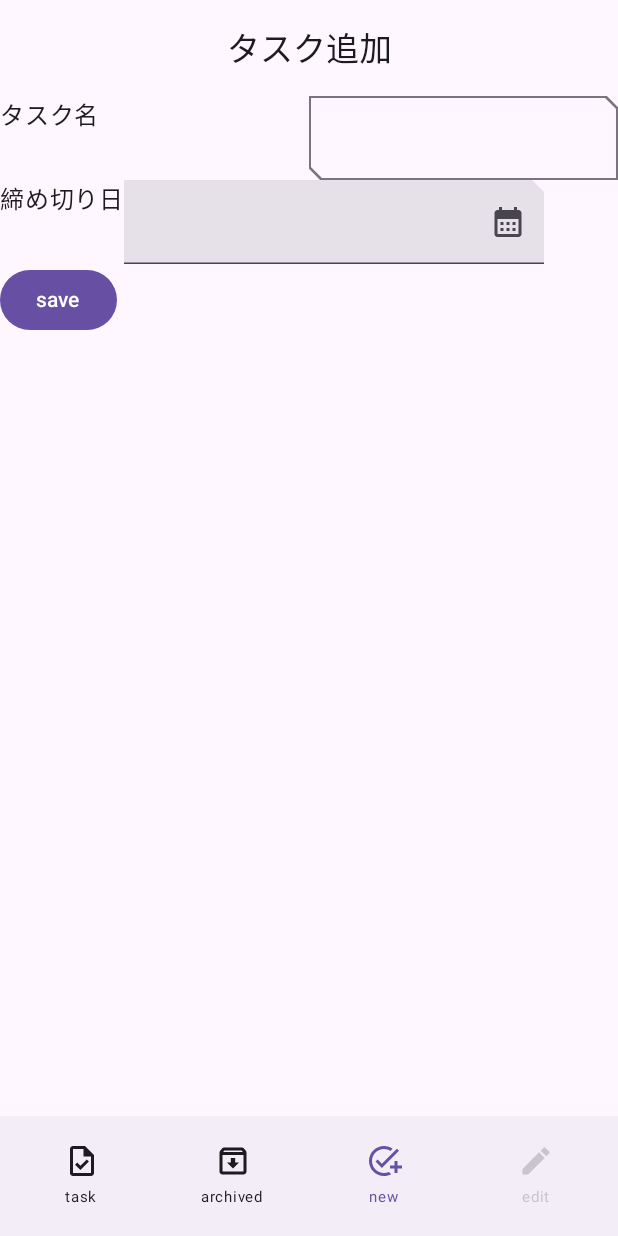
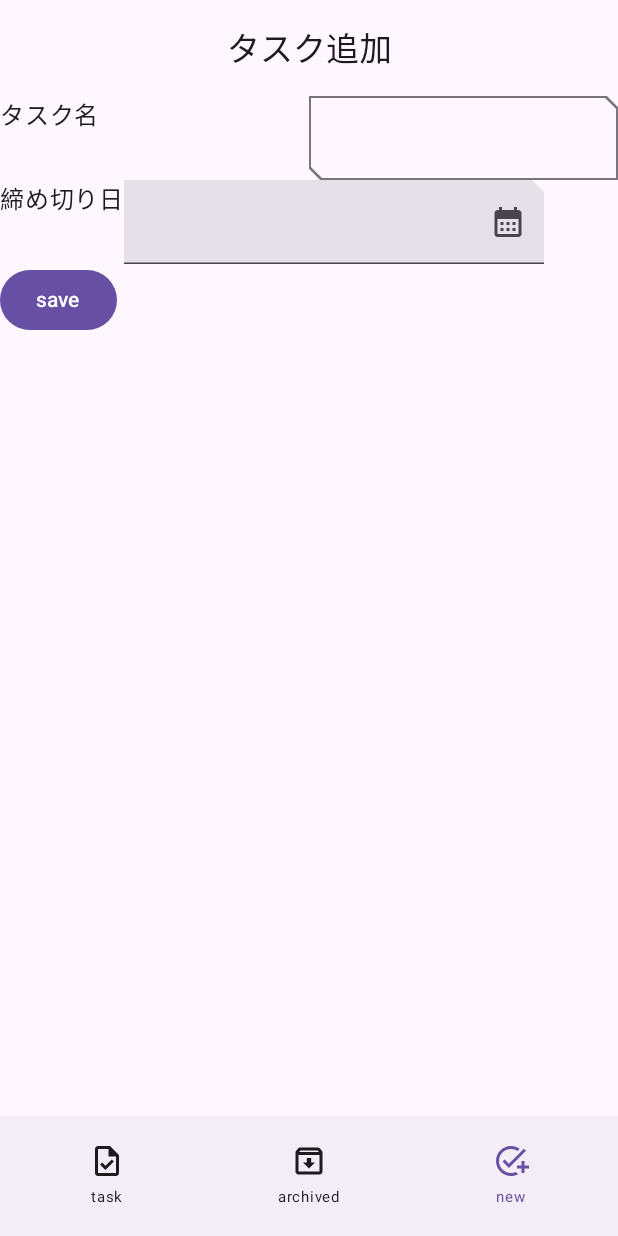
Before and after one commit to Kei-no-suke/android-compose-todo-application, an Android app built with Jetpack Compose: the screen it shows after launch (MainActivity), after a tap on "new", on a phone screen of 412 x 824 dp. Run offline under Robolectric (Android 15) with nearby library versions, the light colour scheme and no system bars; our stand-ins replace Room's generated code.

Commit message:
機能面を完成させた。

```diff
--- a/app/src/main/java/com/example/todoapplication/data/DisplayTaskType.kt
+++ b/app/src/main/java/com/example/todoapplication/data/DisplayTaskType.kt
@@ -1,5 +1,5 @@
 package com.example.todoapplication.data
 
 enum class DisplayTaskType {
-    Archive, Unarchived, Add, Edit
+    Archive, Unarchived, Add
 }
--- a/app/src/main/java/com/example/todoapplication/ui/AppViewModelProvider.kt
+++ b/app/src/main/java/com/example/todoapplication/ui/AppViewModelProvider.kt
@@ -7,7 +7,6 @@ import androidx.lifecycle.viewmodel.initializer
 import androidx.lifecycle.viewmodel.viewModelFactory
 import com.example.todoapplication.TodoApplication
 import com.example.todoapplication.ui.screens.home.TodoHomeViewModel
-import com.example.todoapplication.ui.screens.task.TaskDetailViewModel
 import com.example.todoapplication.ui.screens.task.TaskEditViewModel
 
 object AppViewModelProvider {
@@ -15,14 +14,6 @@ object AppViewModelProvider {
         // TodoHomeViewModelの初期化
         initializer {
             TodoHomeViewModel(todoApplication().container.tasksRepository)
-        }
-
-        // TaskDetailViewModelの初期化
-        initializer {
-            TaskDetailViewModel(
-                this.createSavedStateHandle(),
-                todoApplication().container.tasksRepository
-            )
         }
 
         // TaskEditViewModelの初期化
--- a/app/src/main/java/com/example/todoapplication/ui/navigation/TodoNavHost.kt
+++ b/app/src/main/java/com/example/todoapplication/ui/navigation/TodoNavHost.kt
@@ -10,8 +10,6 @@ import androidx.navigation.compose.composable
 import androidx.navigation.navArgument
 import com.example.todoapplication.ui.screens.home.HomeDestination
 import com.example.todoapplication.ui.screens.home.TodoHomeScreen
-import com.example.todoapplication.ui.screens.task.TaskDetailDestination
-import com.example.todoapplication.ui.screens.task.TaskDetailScreen
 import com.example.todoapplication.ui.screens.task.TaskEditDestination
 import com.example.todoapplication.ui.screens.task.TaskEditScreen
 
@@ -26,25 +24,7 @@ fun TodoNavHost(
     ){
         composable(route = HomeDestination.route){
             TodoHomeScreen(
-                navigateToTaskEntry = {},
-                navigateToDetailScreen = {
-                    Log.d("NavHost", it.toString())
-                    navController.navigate("${TaskDetailDestination.route}/${it}")
-                }
-            )
-        }
-
-        composable(
-            route = TaskDetailDestination.routeWithArgs,
-            arguments = listOf(navArgument(TaskDetailDestination.taskIdArg){
-                type = NavType.IntType
-            })
-        ){
-            TaskDetailScreen(
-                navigateToEditItem = {
-                    navController.navigate("${TaskEditDestination.route}/${it}")
-                },
-                navigateBack = { navController.popBackStack() }
+                navigateToEditScreen = { navController.navigate("${TaskEditDestination.route}/${it}") }
             )
         }
 
--- a/app/src/main/java/com/example/todoapplication/ui/screens/home/ArchivedTaskScreen.kt
+++ b/app/src/main/java/com/example/todoapplication/ui/screens/home/ArchivedTaskScreen.kt
@@ -20,7 +20,8 @@ fun ArchivedTaskScreen(
     uiState: State<List<HomeUiState>>,
     updateDisplayTaskState: (DisplayTaskType) -> Unit,
     displayTaskState: State<DisplayTaskState>,
-    onArchiveButtonClick: (Int) -> Unit
+    onArchiveButtonClick: (Int) -> Unit,
+    onDeleteButtonClick: (Int) -> Unit
 ){
     Scaffold(
         topBar = {
@@ -45,7 +46,8 @@ fun ArchivedTaskScreen(
             ArchivedTaskCardList(
                 modifier = Modifier.padding(innerPadding),
                 homeUiStateList = uiState.value,
-                onArchiveButtonClick = { onArchiveButtonClick(it) }
+                onArchiveButtonClick = { onArchiveButtonClick(it) },
+                onDeleteButtonClick = { onDeleteButtonClick(it) }
             )
         }
 
--- a/app/src/main/java/com/example/todoapplication/ui/screens/home/TodoHomeScreen.kt
+++ b/app/src/main/java/com/example/todoapplication/ui/screens/home/TodoHomeScreen.kt
@@ -37,8 +37,7 @@ object HomeDestination : NavigationDestination {
 @OptIn(ExperimentalMaterial3Api::class)
 @Composable
 fun TodoHomeScreen(
-    navigateToTaskEntry: () -> Unit,
-    navigateToDetailScreen: (Int) -> Unit,
+    navigateToEditScreen: (Int) -> Unit,
     viewModel: TodoHomeViewModel = viewModel(factory = AppViewModelProvider.Factory)
 ){
     val unarchiveUiState = viewModel.unarchiveUiState.collectAsState()
@@ -56,6 +55,10 @@ fun TodoHomeScreen(
                     viewModel.updateIsCompleted(flag, id) },
                 onArchiveButtonClick = { id ->
                     viewModel.updateUnarchiveIsArchived(id)
+                },
+                navigateToEditScreen = { id, progress ->
+                    navigateToEditScreen(id)
+                    viewModel.updateProgress(progress = progress, id = id)
                 }
             )
         }
@@ -84,7 +87,8 @@ fun TodoHomeScreen(
                 uiState = archiveUiState,
                 displayTaskState = displayTaskState,
                 updateDisplayTaskState = { viewModel.updateDisplayTaskState(it) },
-                onArchiveButtonClick = { viewModel.updateArchiveIsArchived(it) }
+                onArchiveButtonClick = { viewModel.updateArchiveIsArchived(it) },
+                onDeleteButtonClick = { viewModel.deleteArchiveTask(it) }
             )
         }
         else -> {
@@ -96,6 +100,10 @@ fun TodoHomeScreen(
                     viewModel.updateIsCompleted(flag, id) },
                 onArchiveButtonClick = { id ->
                     viewModel.updateUnarchiveIsArchived(id)
+                },
+                navigateToEditScreen = { id, progress ->
+                    navigateToEditScreen(id)
+                    viewModel.updateProgress(progress = progress, id = id)
                 }
             )
         }
@@ -160,31 +168,21 @@ fun TodoBottomAppBar(
     var isArchived: Boolean
     var isUnarchived: Boolean
     var isAdd: Boolean
-    var isEdit: Boolean
     when(displayTaskState){
         DisplayTaskType.Archive -> {
             isArchived = true
             isUnarchived = false
             isAdd = false
-            isEdit = false
         }
         DisplayTaskType.Add -> {
             isArchived = false
             isUnarchived = false
             isAdd = true
-            isEdit = false
-        }
-        DisplayTaskType.Edit -> {
-            isArchived = false
-            isUnarchived = false
-            isAdd = false
-            isEdit = true
         }
         else -> {
             isArchived = false
             isUnarchived = true
             isAdd = false
-            isEdit = false
         }
     }
     val activeColor = MaterialTheme.colorScheme.primary
@@ -193,7 +191,6 @@ fun TodoBottomAppBar(
 
     val unarchivedColor = if(isUnarchived){ activeColor }else{ nonActiveColor }
     val archiveColor = if(isArchived){ activeColor }else{ nonActiveColor }
-    val editColor = if(isEdit){ activeColor }else{ unableColor }
     val addColor = if(isAdd){ activeColor }else{ nonActiveColor }
     BottomAppBar(
 
@@ -255,23 +252,6 @@ fun TodoBottomAppBar(
                 color = addColor
             )
         }
-        Column(
-            horizontalAlignment = Alignment.CenterHorizontally,
-            modifier = Modifier
-                .clickable(enabled = false) {}
-                .weight(1f)
-        ){
-            Icon(
-                painter = painterResource(id = R.drawable.baseline_edit_24),
-                contentDescription = null,
-                tint = editColor
-            )
-            Text(
-                text = stringResource(id = R.string.edit_button_text),
-                fontSize = 10.sp,
-                color = editColor
-            )
-        }
     }
 }
 
--- a/app/src/main/java/com/example/todoapplication/ui/screens/home/UnarchivedTaskScreen.kt
+++ b/app/src/main/java/com/example/todoapplication/ui/screens/home/UnarchivedTaskScreen.kt
@@ -21,7 +21,8 @@ fun UnarchivedTaskScreen(
     updateDisplayTaskState: (DisplayTaskType) -> Unit,
     displayTaskState: State<DisplayTaskState>,
     onClickCheckbox: (Boolean, Int) -> Unit,
-    onArchiveButtonClick: (Int) -> Unit
+    onArchiveButtonClick: (Int) -> Unit,
+    navigateToEditScreen: (Int, Int) -> Unit
 ){
     val coroutineScope = rememberCoroutineScope()
     Scaffold(
@@ -48,7 +49,8 @@ fun UnarchivedTaskScreen(
                 modifier = Modifier.padding(innerPadding),
                 homeUiStateList = uiState.value,
                 onClickCheckbox = { flag, id -> onClickCheckbox(flag, id) },
-                onArchiveButtonClick = { id -> onArchiveButtonClick(id) }
+                onArchiveButtonClick = { id -> onArchiveButtonClick(id) },
+                navigateToEditScreen = { id, progress -> navigateToEditScreen(id, progress) }
             )
         }
 
```
Also changed, not shown: app/src/main/java/com/example/todoapplication/ui/screens/home/FormElement.kt (+16 -7 lines), app/src/main/java/com/example/todoapplication/ui/screens/home/TodoHomeViewModel.kt (+9 -0 lines), app/src/main/java/com/example/todoapplication/ui/screens/task/TaskDetailScreen.kt (deleted, +0 -116 lines), app/src/main/java/com/example/todoapplication/ui/screens/task/TaskDetailViewModel.kt (deleted, +0 -52 lines), app/src/main/java/com/example/todoapplication/ui/screens/task/TaskEditViewModel.kt (+16 -1 lines).
